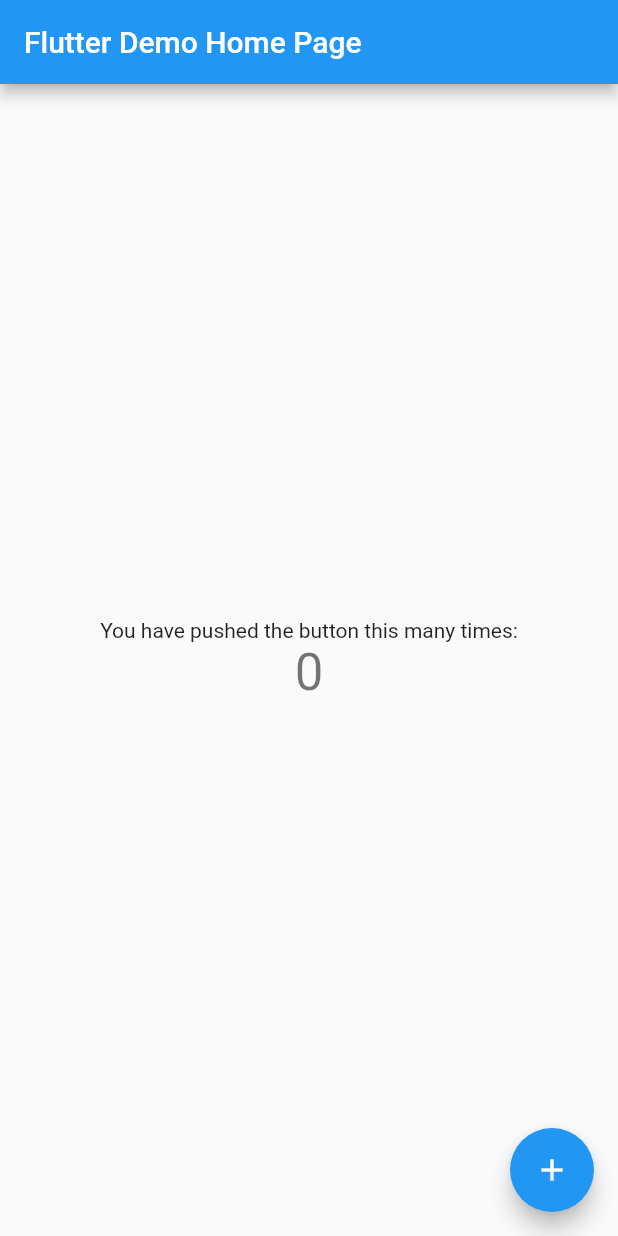
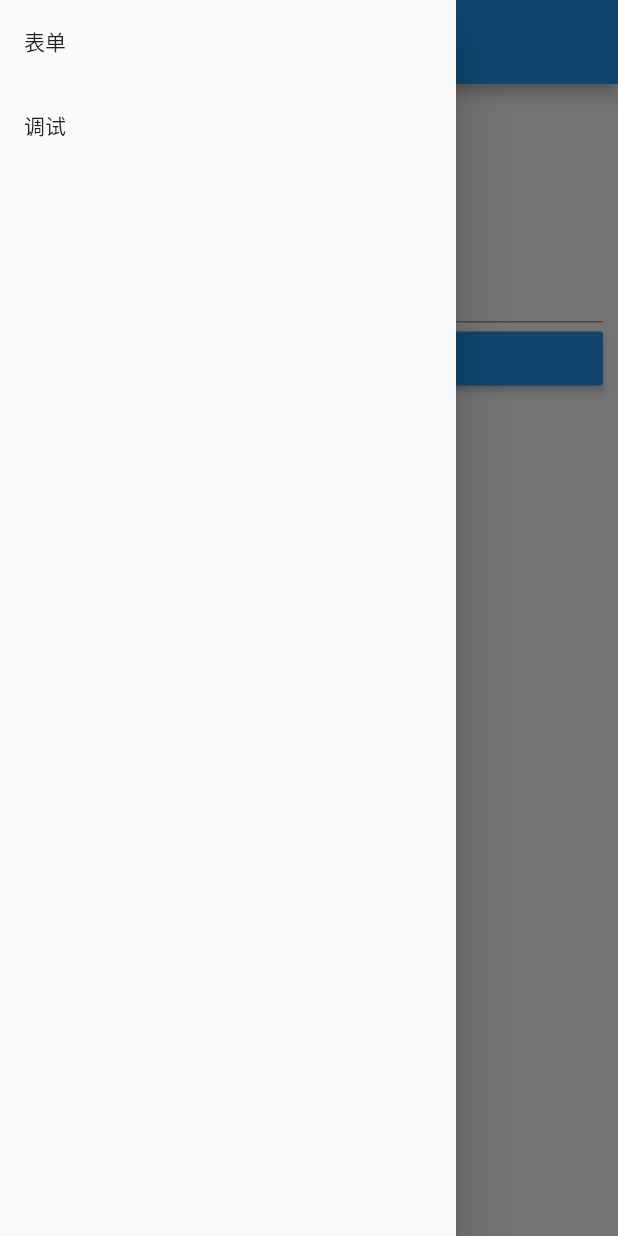
Before and after one commit to luwenxull/practice-flutter, a Flutter app: the screen it shows after launch, with the side drawer open (before the commit the screen has no drawer), on a phone screen of 412 x 824 dp. Run offline on Flutter 3.47's test engine with Material 2 defaults, Android fonts, the phone set to English and light mode, and no system bars.

Commit message:
form demo

```diff
--- a/lib/main.dart
+++ b/lib/main.dart
@@ -1,6 +1,24 @@
 import 'package:flutter/material.dart';
+import './menu.dart';
+import './pages/form.dart';
+import './pages/debug.dart';
 
-void main() => runApp(MyApp());
+void main() => runApp(
+  // debugPrintBeginFrameBanner = true;
+  MyApp()
+);
+
+Scaffold withScaffold(Widget body) {
+  return Scaffold(
+    appBar: AppBar(
+      title: Text('Pactice Flutter'),
+    ),
+    drawer: Drawer(
+      child: Menus(),
+    ),
+    body: body,
+  );
+}
 
 class MyApp extends StatelessWidget {
   // This widget is the root of your application.
@@ -20,92 +38,12 @@ class MyApp extends StatelessWidget {
         // is not restarted.
         primarySwatch: Colors.blue,
       ),
-      home: MyHomePage(title: 'Flutter Demo Home Page'),
+      // home: MyHomePage(title: 'Flutter Demo Home Page'),
+      routes: {
+        '/': (_) => withScaffold(FormDemo()),
+        '/form': (_) => withScaffold(FormDemo()),
+        '/debug': (_) => withScaffold(DebugDemo()),
+      },
     );
   }
 }
-
-class MyHomePage extends StatefulWidget {
-  MyHomePage({Key key, this.title}) : super(key: key);
-
-  // This widget is the home page of your application. It is stateful, meaning
-  // that it has a State object (defined below) that contains fields that affect
-  // how it looks.
-
-  // This class is the configuration for the state. It holds the values (in this
-  // case the title) provided by the parent (in this case the App widget) and
-  // used by the build method of the State. Fields in a Widget subclass are
-  // always marked "final".
-
-  final String title;
-
-  @override
-  _MyHomePageState createState() => _MyHomePageState();
-}
-
-class _MyHomePageState extends State<MyHomePage> {
-  int _counter = 0;
-
-  void _incrementCounter() {
-    setState(() {
-      // This call to setState tells the Flutter framework that something has
-      // changed in this State, which causes it to rerun the build method below
-      // so that the display can reflect the updated values. If we changed
-      // _counter without calling setState(), then the build method would not be
-      // called again, and so nothing would appear to happen.
-      _counter++;
-    });
-  }
-
-  @override
-  Widget build(BuildContext context) {
-    // This method is rerun every time setState is called, for instance as done
-    // by the _incrementCounter method above.
-    //
-    // The Flutter framework has been optimized to make rerunning build methods
-    // fast, so that you can just rebuild anything that needs updating rather
-    // than having to individually change instances of widgets.
-    return Scaffold(
-      appBar: AppBar(
-        // Here we take the value from the MyHomePage object that was created by
-        // the App.build method, and use it to set our appbar title.
-        title: Text(widget.title),
-      ),
-      body: Center(
-        // Center is a layout widget. It takes a single child and positions it
-        // in the middle of the parent.
-        child: Column(
-          // Column is also a layout widget. It takes a list of children and
-          // arranges them vertically. By default, it sizes itself to fit its
-          // children horizontally, and tries to be as tall as its parent.
-          //
-          // Invoke "debug painting" (press "p" in the console, choose the
-          // "Toggle Debug Paint" action from the Flutter Inspector in Android
-          // Studio, or the "Toggle Debug Paint" command in Visual Studio Code)
-          // to see the wireframe for each widget.
-          //
-          // Column has various properties to control how it sizes itself and
-          // how it positions its children. Here we use mainAxisAlignment to
-          // center the children vertically; the main axis here is the vertical
-          // axis because Columns are vertical (the cross axis would be
-          // horizontal).
-          mainAxisAlignment: MainAxisAlignment.center,
-          children: <Widget>[
-            Text(
-              'You have pushed the button this many times:',
-            ),
-            Text(
-              '$_counter',
-              style: Theme.of(context).textTheme.display1,
-            ),
-          ],
-        ),
-      ),
-      floatingActionButton: FloatingActionButton(
-        onPressed: _incrementCounter,
-        tooltip: 'Increment',
-        child: Icon(Icons.add),
-      ), // This trailing comma makes auto-formatting nicer for build methods.
-    );
-  }
-}
--- /dev/null
+++ b/lib/menu.dart
@@ -0,0 +1,29 @@
+import 'package:flutter/material.dart';
+
+const menus = [
+  {'name': '表单', 'path': '/form', 'icon': Icons.home},
+  {'name': '调试', 'path': '/debug', 'icon': Icons.home},
+];
+
+class Menus extends StatefulWidget {
+  Menus({Key key}) : super(key: key);
+
+  @override
+  _MenusState createState() => _MenusState();
+}
+
+class _MenusState extends State<Menus> {
+  @override
+  Widget build(BuildContext context) {
+    return ListView(
+      children: menus.map((menu) {
+        return ListTile(
+          title: Text(menu['name']),
+          onTap: () {
+            Navigator.pushNamed(context, menu['path']);
+          },
+        );
+      }).toList(),
+    );
+  }
+}
--- /dev/null
+++ b/lib/pages/form.dart
@@ -0,0 +1,57 @@
+import 'package:flutter/material.dart';
+
+class FormDemo extends StatefulWidget {
+  @override
+  _FormDemoState createState() => _FormDemoState();
+}
+
+class _FormDemoState extends State<FormDemo> {
+  final _formKey = GlobalKey<FormState>();
+  final emailController = TextEditingController();
+
+  _printInput(BuildContext context) {
+    // if (_formKey.currentState.validate()) {
+    Scaffold.of(context).showSnackBar(
+      SnackBar(
+        content: Text('Your input: ' + emailController.text),
+        backgroundColor: Colors.red,
+      ),
+    );
+    // }
+  }
+
+  @override
+  void dispose() {
+    super.dispose();
+    emailController.dispose();
+  }
+
+  @override
+  Widget build(BuildContext context) {
+    return Form(
+      key: _formKey,
+      child: Padding(
+        padding: EdgeInsets.fromLTRB(10, 100, 10, 0),
+        child: Column(
+          mainAxisSize: MainAxisSize.min,
+          children: <Widget>[
+            TextField(
+              controller: emailController,
+              decoration: InputDecoration(labelText: '请输入'),
+            ),
+            SizedBox(
+              width: double.infinity,
+              child: RaisedButton(
+                color: Theme.of(context).primaryColor,
+                child: Text('获取输入'),
+                onPressed: () {
+                  _printInput(context);
+                },
+              ),
+            ),
+          ],
+        ),
+      ),
+    );
+  }
+}
```
Also changed, not shown: 1 other file.
